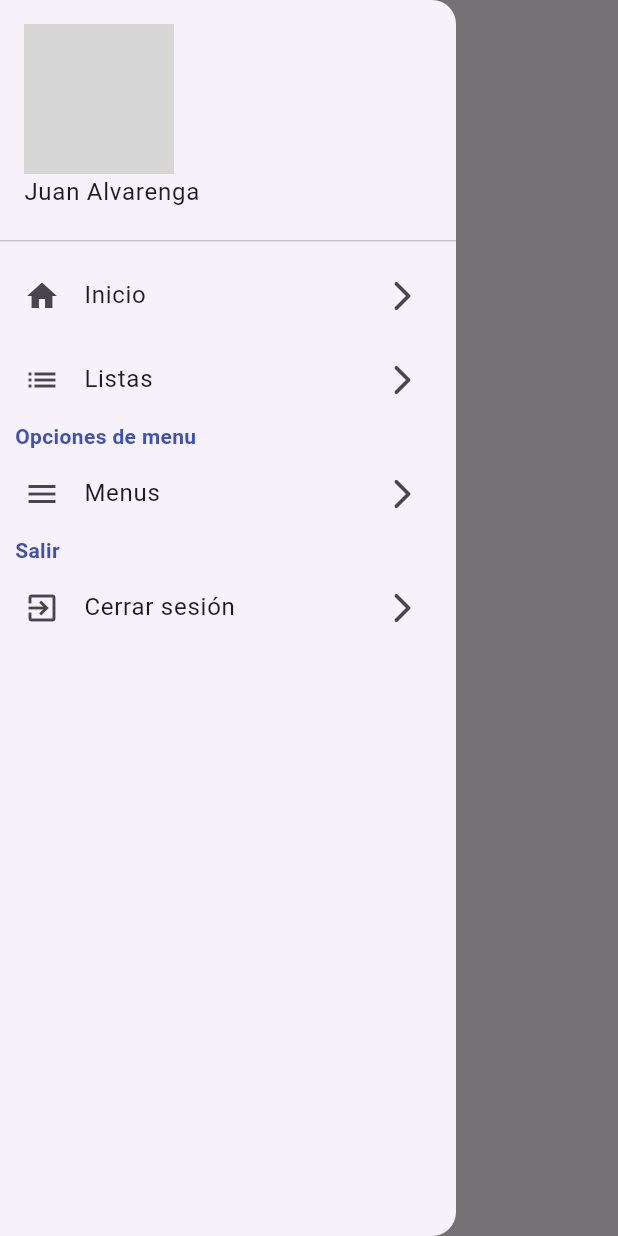
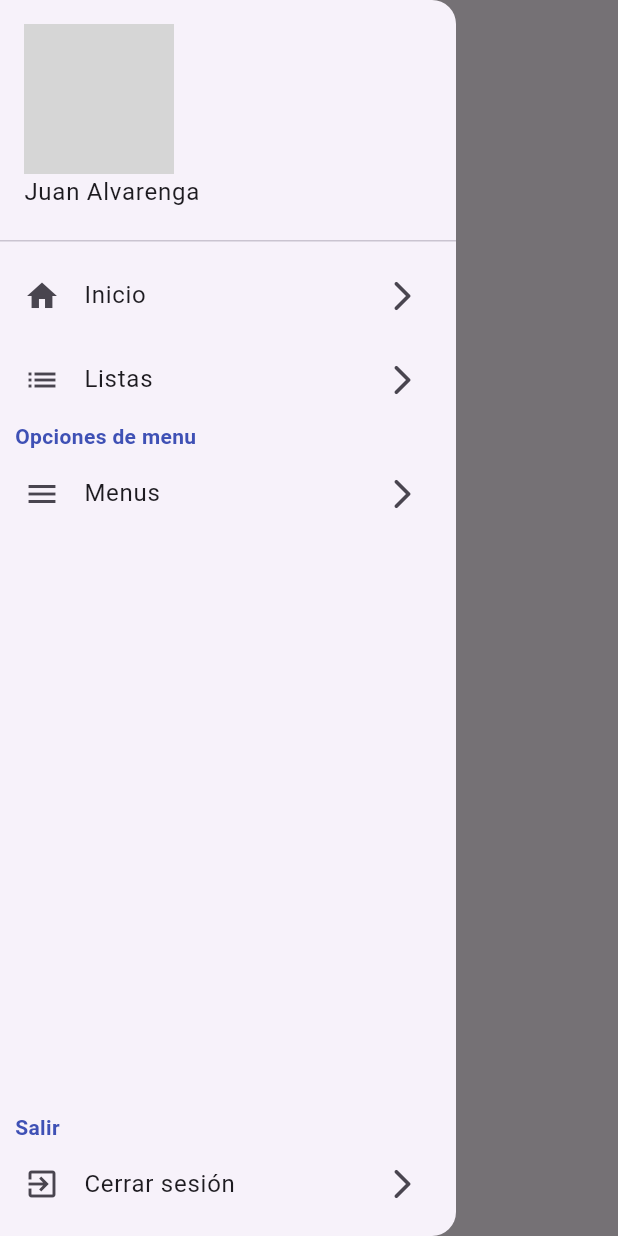
Before and after one commit to jalvarenga-unah/IS513-IIPAC-2024, a Flutter app: the screen it shows after launch, with the side drawer open, on a phone screen of 412 x 824 dp. Run offline on Flutter 3.47's test engine with Material 3 defaults, Android fonts, the phone set to English and light mode, and no system bars; network calls fail; grey boxes are pictures that could not be loaded.

Commit message:
Opción de cerrar sesión ajustada a la parte inferior del drawer

```diff
--- a/intro-flutter/componentes/lib/home_page.dart
+++ b/intro-flutter/componentes/lib/home_page.dart
@@ -12,6 +12,11 @@ class HomePage extends StatelessWidget {
         title: const Text('Componentes'),
       ),
       drawer: Drawer(
+        child: Column(
+          crossAxisAlignment: CrossAxisAlignment.start,
+          children: [
+            SizedBox(
+              height: MediaQuery.of(context).size.height * 0.9,
               child: ListView(
                 children: [
                   DrawerHeader(
@@ -58,6 +63,10 @@ class HomePage extends StatelessWidget {
 
                       Navigator.of(context).pushNamed('menus');
                     },
+                  ),
+
+                ],
+              ),
             ),
             const Padding(
                     padding: EdgeInsets.symmetric(horizontal: 10.0),
```
Lines whose indentation alone changed are shown as unchanged.
